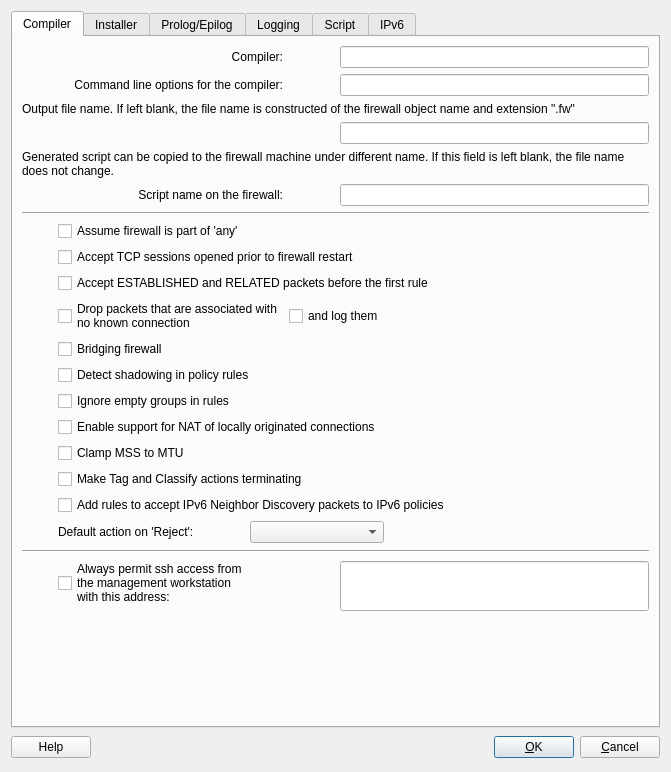
This is src/gui/iptadvanceddialog_q.ui in fwbuilder/fwbuilder as Qt 5 draws it before an edit. The edited form follows.
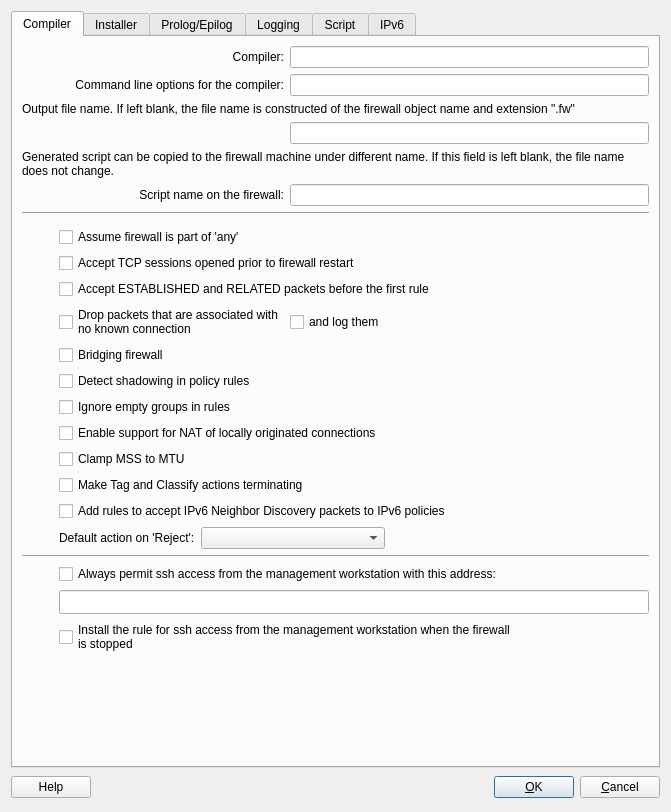
This is the edited form. The open tabs and pages were chosen to show the change.

Commit message: fixes #939  Add backup ssh access rule to the "stop" section of generated iptables script. Now with dialog control to make this optional

```diff
--- a/src/gui/iptadvanceddialog_q.ui
+++ b/src/gui/iptadvanceddialog_q.ui
@@ -9,7 +9,7 @@
     <x>0</x>
     <y>0</y>
     <width>671</width>
-    <height>772</height>
+    <height>812</height>
    </rect>
   </property>
   <property name="sizePolicy" >
@@ -24,7 +24,7 @@
   <property name="sizeGripEnabled" >
    <bool>false</bool>
   </property>
-  <layout class="QGridLayout" >
+  <layout class="QGridLayout" name="gridLayout_6" >
    <item row="0" column="0" >
     <widget class="QTabWidget" name="tabWidget" >
      <property name="sizePolicy" >
@@ -34,16 +34,13 @@
       </sizepolicy>
      </property>
      <property name="currentIndex" >
-      <number>4</number>
+      <number>0</number>
      </property>
      <widget class="QWidget" name="tab0" >
       <attribute name="title" >
        <string>Compiler</string>
       </attribute>
       <layout class="QGridLayout" name="gridLayout_5" >
-       <property name="verticalSpacing" >
-        <number>-1</number>
-       </property>
        <item row="0" column="0" colspan="3" >
         <widget class="QLabel" name="compilerLabel" >
          <property name="text" >
@@ -57,7 +54,7 @@
          </property>
         </widget>
        </item>
-       <item row="0" column="4" colspan="2" >
+       <item row="0" column="3" colspan="2" >
         <widget class="QLineEdit" name="compiler" >
          <property name="maximumSize" >
           <size>
@@ -86,7 +83,7 @@
          </property>
         </widget>
        </item>
-       <item row="1" column="4" colspan="2" >
+       <item row="1" column="3" colspan="2" >
         <widget class="QLineEdit" name="compilerArgs" >
          <property name="maximumSize" >
           <size>
@@ -96,7 +93,7 @@
          </property>
         </widget>
        </item>
-       <item row="2" column="0" colspan="6" >
+       <item row="2" column="0" colspan="5" >
         <widget class="QLabel" name="textLabel1_5" >
          <property name="sizePolicy" >
           <sizepolicy vsizetype="Preferred" hsizetype="Expanding" >
@@ -115,7 +112,7 @@
          </property>
         </widget>
        </item>
-       <item row="3" column="4" colspan="2" >
+       <item row="3" column="3" colspan="2" >
         <widget class="QLineEdit" name="outputFileName" >
          <property name="maximumSize" >
           <size>
@@ -125,7 +122,7 @@
          </property>
         </widget>
        </item>
-       <item row="4" column="0" colspan="6" >
+       <item row="4" column="0" colspan="5" >
         <widget class="QLabel" name="label_4" >
          <property name="text" >
           <string>Generated script can be copied to the firewall machine under different name. If this field is left blank, the file name does not change.</string>
@@ -145,7 +142,7 @@
          </property>
         </widget>
        </item>
-       <item row="5" column="4" colspan="2" >
+       <item row="5" column="3" colspan="2" >
         <widget class="QLineEdit" name="fileNameOnFw" >
          <property name="maximumSize" >
           <size>
@@ -155,7 +152,7 @@
          </property>
         </widget>
        </item>
-       <item rowspan="2" row="6" column="0" colspan="6" >
+       <item row="6" column="0" colspan="5" >
         <widget class="Line" name="line4_2" >
          <property name="frameShape" >
           <enum>QFrame::HLine</enum>
@@ -168,7 +165,36 @@
          </property>
         </widget>
        </item>
-       <item rowspan="6" row="10" column="0" >
+       <item rowspan="2" row="7" column="0" >
+        <spacer name="verticalSpacer" >
+         <property name="orientation" >
+          <enum>Qt::Vertical</enum>
+         </property>
+         <property name="sizeType" >
+          <enum>QSizePolicy::Maximum</enum>
+         </property>
+         <property name="sizeHint" stdset="0" >
+          <size>
+           <width>0</width>
+           <height>0</height>
+          </size>
+         </property>
+        </spacer>
+       </item>
+       <item row="8" column="1" colspan="2" >
+        <widget class="QCheckBox" name="assumeFwIsPartOfAny" >
+         <property name="sizePolicy" >
+          <sizepolicy vsizetype="Fixed" hsizetype="Minimum" >
+           <horstretch>0</horstretch>
+           <verstretch>0</verstretch>
+          </sizepolicy>
+         </property>
+         <property name="text" >
+          <string>Assume firewall is part of 'any'</string>
+         </property>
+        </widget>
+       </item>
+       <item rowspan="6" row="9" column="0" >
         <spacer>
          <property name="orientation" >
           <enum>Qt::Horizontal</enum>
@@ -184,7 +210,7 @@
          </property>
         </spacer>
        </item>
-       <item row="10" column="1" colspan="5" >
+       <item row="9" column="1" colspan="4" >
         <widget class="QCheckBox" name="acceptSessions" >
          <property name="sizePolicy" >
           <sizepolicy vsizetype="Fixed" hsizetype="Minimum" >
@@ -197,7 +223,7 @@
          </property>
         </widget>
        </item>
-       <item row="11" column="1" colspan="5" >
+       <item row="10" column="1" colspan="4" >
         <widget class="QCheckBox" name="acceptESTBeforeFirst" >
          <property name="sizePolicy" >
           <sizepolicy vsizetype="Fixed" hsizetype="Minimum" >
@@ -210,7 +236,7 @@
          </property>
         </widget>
        </item>
-       <item row="12" column="1" colspan="2" >
+       <item row="11" column="1" colspan="2" >
         <widget class="QCheckBox" name="dropInvalid" >
          <property name="text" >
           <string>Drop packets that are associated with
@@ -218,14 +244,14 @@
          </property>
         </widget>
        </item>
-       <item row="12" column="3" colspan="2" >
+       <item row="11" column="3" >
         <widget class="QCheckBox" name="logInvalid" >
          <property name="text" >
           <string>and log them</string>
          </property>
         </widget>
        </item>
-       <item row="12" column="5" >
+       <item row="11" column="4" >
         <spacer>
          <property name="orientation" >
           <enum>Qt::Horizontal</enum>
@@ -241,7 +267,7 @@
          </property>
         </spacer>
        </item>
-       <item row="13" column="1" colspan="5" >
+       <item row="12" column="1" colspan="4" >
         <widget class="QCheckBox" name="bridge" >
          <property name="sizePolicy" >
           <sizepolicy vsizetype="Fixed" hsizetype="Minimum" >
@@ -254,7 +280,7 @@
          </property>
         </widget>
        </item>
-       <item row="14" column="1" colspan="5" >
+       <item row="13" column="1" colspan="4" >
         <widget class="QCheckBox" name="shadowing" >
          <property name="sizePolicy" >
           <sizepolicy vsizetype="Fixed" hsizetype="Minimum" >
@@ -267,7 +293,7 @@
          </property>
         </widget>
        </item>
-       <item row="15" column="1" colspan="5" >
+       <item row="14" column="1" colspan="4" >
         <widget class="QCheckBox" name="emptyGroups" >
          <property name="sizePolicy" >
           <sizepolicy vsizetype="Fixed" hsizetype="Minimum" >
@@ -280,7 +306,7 @@
          </property>
         </widget>
        </item>
-       <item row="16" column="1" colspan="5" >
+       <item row="15" column="1" colspan="4" >
         <widget class="QCheckBox" name="localNAT" >
          <property name="sizePolicy" >
           <sizepolicy vsizetype="Fixed" hsizetype="Minimum" >
@@ -293,7 +319,7 @@
          </property>
         </widget>
        </item>
-       <item row="17" column="1" colspan="5" >
+       <item row="16" column="1" colspan="4" >
         <widget class="QCheckBox" name="clampMSStoMTU" >
          <property name="sizePolicy" >
           <sizepolicy vsizetype="Fixed" hsizetype="Minimum" >
@@ -313,14 +339,14 @@
          </property>
         </widget>
        </item>
-       <item row="18" column="1" colspan="5" >
+       <item row="17" column="1" colspan="4" >
         <widget class="QCheckBox" name="makeTagClassifyTerminating" >
          <property name="text" >
           <string>Make Tag and Classify actions terminating</string>
          </property>
         </widget>
        </item>
-       <item row="19" column="1" colspan="5" >
+       <item row="18" column="1" colspan="4" >
         <widget class="QCheckBox" name="ipv6NeighborDiscovery" >
          <property name="toolTip" >
           <string>Compiler will automatically generate rules to permit ICMP6 packets used in IPv6
@@ -332,7 +358,7 @@
          </property>
         </widget>
        </item>
-       <item row="20" column="1" >
+       <item row="19" column="1" >
         <widget class="QLabel" name="textLabel9" >
          <property name="text" >
           <string>Default action on 'Reject':</string>
@@ -342,10 +368,10 @@
          </property>
         </widget>
        </item>
-       <item row="20" column="2" colspan="3" >
+       <item row="19" column="2" colspan="2" >
         <widget class="QComboBox" name="actionOnReject" />
        </item>
-       <item row="20" column="5" >
+       <item row="19" column="4" >
         <spacer>
          <property name="orientation" >
           <enum>Qt::Horizontal</enum>
@@ -361,7 +387,7 @@
          </property>
         </spacer>
        </item>
-       <item rowspan="2" row="21" column="0" colspan="6" >
+       <item row="20" column="0" colspan="5" >
         <widget class="Line" name="line4" >
          <property name="frameShape" >
           <enum>QFrame::HLine</enum>
@@ -374,7 +400,7 @@
          </property>
         </widget>
        </item>
-       <item row="23" column="0" >
+       <item rowspan="2" row="21" column="0" >
         <spacer>
          <property name="orientation" >
           <enum>Qt::Horizontal</enum>
@@ -390,16 +416,14 @@
          </property>
         </spacer>
        </item>
-       <item rowspan="2" row="22" column="1" colspan="2" >
+       <item row="21" column="1" colspan="4" >
         <widget class="QCheckBox" name="mgmt_ssh" >
          <property name="text" >
-          <string>Always permit ssh access from
-the management workstation
-with this address:</string>
+          <string>Always permit ssh access from the management workstation with this address:</string>
          </property>
         </widget>
        </item>
-       <item row="23" column="4" colspan="2" >
+       <item row="22" column="1" colspan="4" >
         <widget class="QLineEdit" name="mgmt_addr" >
          <property name="sizePolicy" >
           <sizepolicy vsizetype="Fixed" hsizetype="Expanding" >
@@ -415,6 +439,14 @@
          </property>
         </widget>
        </item>
+       <item row="23" column="1" colspan="4" >
+        <widget class="QCheckBox" name="add_mgmt_ssh_rule_when_stoped" >
+         <property name="text" >
+          <string>Install the rule for ssh access from the management workstation when the firewall 
+is stopped</string>
+         </property>
+        </widget>
+       </item>
        <item row="24" column="1" >
         <spacer>
          <property name="orientation" >
@@ -431,35 +463,6 @@
          </property>
         </spacer>
        </item>
-       <item row="8" column="0" >
-        <spacer name="verticalSpacer" >
-         <property name="orientation" >
-          <enum>Qt::Vertical</enum>
-         </property>
-         <property name="sizeType" >
-          <enum>QSizePolicy::Maximum</enum>
-         </property>
-         <property name="sizeHint" stdset="0" >
-          <size>
-           <width>0</width>
-           <height>0</height>
-          </size>
-         </property>
-        </spacer>
-       </item>
-       <item row="9" column="1" >
-        <widget class="QCheckBox" name="assumeFwIsPartOfAny" >
-         <property name="sizePolicy" >
-          <sizepolicy vsizetype="Fixed" hsizetype="Minimum" >
-           <horstretch>0</horstretch>
-           <verstretch>0</verstretch>
-          </sizepolicy>
-         </property>
-         <property name="text" >
-          <string>Assume firewall is part of 'any'</string>
-         </property>
-        </widget>
-       </item>
       </layout>
      </widget>
      <widget class="QWidget" name="tab1" >
```
Left out of the diff: 1 changed line with no effect on the pictures. The commit also changes 4 other files.
